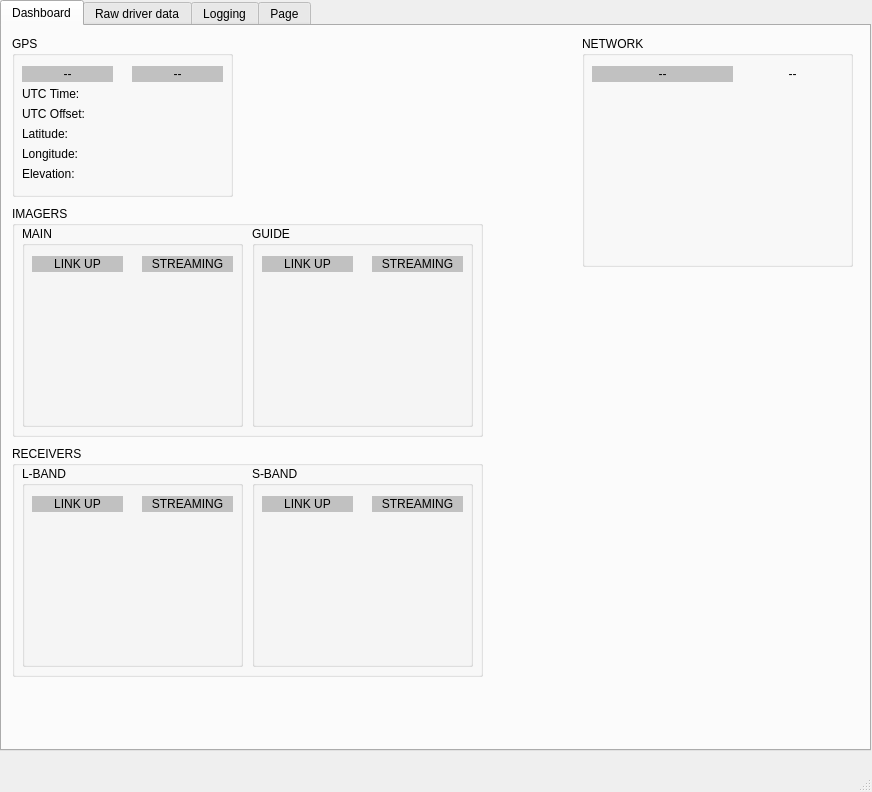
Above: source/indi-viewer.ui from TomMladenov/indi-viewer before the change. Below: the same form after it.
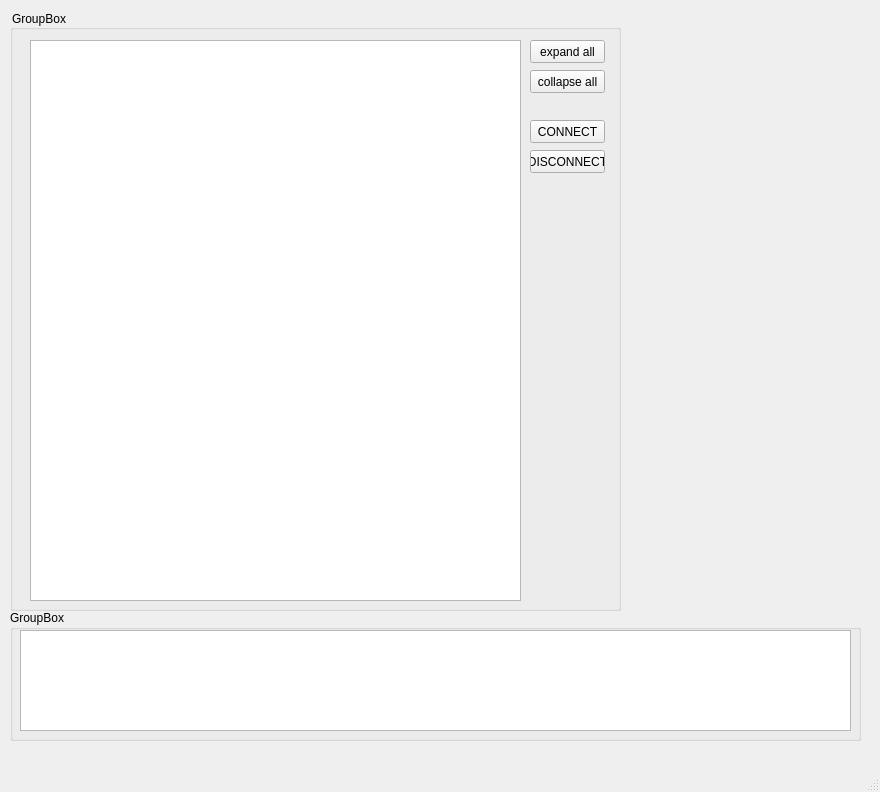
That is the form after the change.

Commit message: removed old widgets from the ui file

Diff of the .ui file:
```diff
--- a/source/indi-viewer.ui
+++ b/source/indi-viewer.ui
@@ -6,7 +6,7 @@
    <rect>
     <x>0</x>
     <y>0</y>
-    <width>872</width>
+    <width>880</width>
     <height>792</height>
    </rect>
   </property>
@@ -14,441 +14,54 @@
    <string>MainWindow</string>
   </property>
   <widget class="QWidget" name="centralwidget">
-   <widget class="QTabWidget" name="tabWidget">
-    <property name="geometry">
-     <rect>
-      <x>0</x>
-      <y>0</y>
-      <width>871</width>
-      <height>751</height>
-     </rect>
-    </property>
-    <property name="currentIndex">
-     <number>0</number>
-    </property>
-    <widget class="QWidget" name="tab_4">
-     <attribute name="title">
-      <string>Dashboard</string>
-     </attribute>
      <widget class="QGroupBox" name="groupBox">
       <property name="geometry">
        <rect>
         <x>10</x>
-        <y>10</y>
-        <width>221</width>
-        <height>161</height>
+      <y>610</y>
+      <width>851</width>
+      <height>131</height>
        </rect>
       </property>
       <property name="title">
-       <string>GPS</string>
-      </property>
-      <widget class="QLabel" name="LABEL_UTCTIME">
+     <string>GroupBox</string>
+    </property>
+    <widget class="QTextBrowser" name="LOGGING_MESSAGE">
        <property name="geometry">
         <rect>
          <x>10</x>
-         <y>50</y>
-         <width>201</width>
-         <height>16</height>
-        </rect>
-       </property>
-       <property name="text">
-        <string>UTC Time:</string>
-       </property>
-      </widget>
-      <widget class="QLabel" name="LABEL_LATITUDE">
-       <property name="geometry">
-        <rect>
-         <x>10</x>
-         <y>90</y>
-         <width>201</width>
-         <height>16</height>
-        </rect>
-       </property>
-       <property name="text">
-        <string>Latitude:</string>
-       </property>
-      </widget>
-      <widget class="QLabel" name="LABEL_LONGITUDE">
-       <property name="geometry">
-        <rect>
-         <x>10</x>
-         <y>110</y>
-         <width>201</width>
-         <height>16</height>
-        </rect>
-       </property>
-       <property name="text">
-        <string>Longitude:</string>
-       </property>
-      </widget>
-      <widget class="QLabel" name="LABEL_ELEVATION">
-       <property name="geometry">
-        <rect>
-         <x>10</x>
-         <y>130</y>
-         <width>201</width>
-         <height>16</height>
-        </rect>
-       </property>
-       <property name="text">
-        <string>Elevation:</string>
-       </property>
-      </widget>
-      <widget class="QLabel" name="LABEL_GPSCONNECTED">
-       <property name="geometry">
-        <rect>
-         <x>10</x>
-         <y>30</y>
-         <width>91</width>
-         <height>16</height>
-        </rect>
-       </property>
+       <y>20</y>
+       <width>831</width>
+       <height>101</height>
+      </rect>
+     </property>
        <property name="styleSheet">
-        <string notr="true">background-color: rgb(193, 193, 193);</string>
-       </property>
-       <property name="text">
-        <string>--</string>
-       </property>
-       <property name="alignment">
-        <set>Qt::AlignCenter</set>
-       </property>
-      </widget>
-      <widget class="QLabel" name="LABEL_GPSFIX">
-       <property name="geometry">
-        <rect>
-         <x>120</x>
-         <y>30</y>
-         <width>91</width>
-         <height>16</height>
-        </rect>
-       </property>
-       <property name="styleSheet">
-        <string notr="true">background-color: rgb(193, 193, 193);</string>
-       </property>
-       <property name="text">
-        <string>--</string>
-       </property>
-       <property name="alignment">
-        <set>Qt::AlignCenter</set>
-       </property>
-      </widget>
-      <widget class="QLabel" name="LABEL_UTCOFFSET">
-       <property name="geometry">
-        <rect>
-         <x>10</x>
-         <y>70</y>
-         <width>201</width>
-         <height>16</height>
-        </rect>
-       </property>
-       <property name="text">
-        <string>UTC Offset:</string>
+      <string notr="true"/>
        </property>
       </widget>
      </widget>
      <widget class="QGroupBox" name="groupBox_2">
       <property name="geometry">
        <rect>
-        <x>580</x>
+      <x>10</x>
         <y>10</y>
-        <width>271</width>
-        <height>231</height>
-       </rect>
-      </property>
-      <property name="title">
-       <string>NETWORK</string>
-      </property>
-      <widget class="QLabel" name="LABEL_SERVERSTATUS_2">
-       <property name="geometry">
-        <rect>
-         <x>80</x>
-         <y>120</y>
-         <width>131</width>
-         <height>21</height>
-        </rect>
-       </property>
-       <property name="text">
-        <string/>
-       </property>
-      </widget>
-      <widget class="QLabel" name="LABEL_SERVERSTATUS">
-       <property name="geometry">
-        <rect>
-         <x>10</x>
-         <y>30</y>
-         <width>141</width>
-         <height>16</height>
-        </rect>
-       </property>
+      <width>611</width>
+      <height>601</height>
+     </rect>
+    </property>
        <property name="styleSheet">
-        <string notr="true">background-color: rgb(193, 193, 193);</string>
-       </property>
-       <property name="text">
-        <string>--</string>
-       </property>
-       <property name="alignment">
-        <set>Qt::AlignCenter</set>
-       </property>
-      </widget>
-      <widget class="QLabel" name="LABEL_IPINFO">
-       <property name="geometry">
-        <rect>
-         <x>160</x>
-         <y>30</y>
-         <width>101</width>
-         <height>16</height>
-        </rect>
-       </property>
-       <property name="text">
-        <string>--</string>
-       </property>
-       <property name="alignment">
-        <set>Qt::AlignCenter</set>
-       </property>
-      </widget>
-     </widget>
-     <widget class="QGroupBox" name="groupBox_3">
-      <property name="geometry">
-       <rect>
-        <x>10</x>
-        <y>180</y>
-        <width>471</width>
-        <height>231</height>
-       </rect>
-      </property>
+     <string notr="true">color: rgb(0, 0, 0);</string>
+    </property>
       <property name="title">
-       <string>IMAGERS</string>
-      </property>
-      <widget class="QGroupBox" name="groupBox_4">
-       <property name="geometry">
-        <rect>
-         <x>10</x>
-         <y>20</y>
-         <width>221</width>
-         <height>201</height>
-        </rect>
-       </property>
-       <property name="title">
-        <string>MAIN</string>
-       </property>
-       <widget class="QLabel" name="LABEL_GPSCONNECTED_3">
-        <property name="geometry">
-         <rect>
-          <x>10</x>
-          <y>30</y>
-          <width>91</width>
-          <height>16</height>
-         </rect>
-        </property>
-        <property name="styleSheet">
-         <string notr="true">background-color: rgb(193, 193, 193);</string>
-        </property>
-        <property name="text">
-         <string>LINK UP</string>
-        </property>
-        <property name="alignment">
-         <set>Qt::AlignCenter</set>
-        </property>
-       </widget>
-       <widget class="QLabel" name="LABEL_GPSCONNECTED_5">
-        <property name="geometry">
-         <rect>
-          <x>120</x>
-          <y>30</y>
-          <width>91</width>
-          <height>16</height>
-         </rect>
-        </property>
-        <property name="styleSheet">
-         <string notr="true">background-color: rgb(193, 193, 193);</string>
-        </property>
-        <property name="text">
-         <string>STREAMING</string>
-        </property>
-        <property name="alignment">
-         <set>Qt::AlignCenter</set>
-        </property>
-       </widget>
-      </widget>
-      <widget class="QGroupBox" name="groupBox_5">
-       <property name="geometry">
-        <rect>
-         <x>240</x>
-         <y>20</y>
-         <width>221</width>
-         <height>201</height>
-        </rect>
-       </property>
-       <property name="title">
-        <string>GUIDE</string>
-       </property>
-       <widget class="QLabel" name="LABEL_GPSCONNECTED_4">
-        <property name="geometry">
-         <rect>
-          <x>10</x>
-          <y>30</y>
-          <width>91</width>
-          <height>16</height>
-         </rect>
-        </property>
-        <property name="styleSheet">
-         <string notr="true">background-color: rgb(193, 193, 193);</string>
-        </property>
-        <property name="text">
-         <string>LINK UP</string>
-        </property>
-        <property name="alignment">
-         <set>Qt::AlignCenter</set>
-        </property>
-       </widget>
-       <widget class="QLabel" name="LABEL_GPSCONNECTED_6">
-        <property name="geometry">
-         <rect>
-          <x>120</x>
-          <y>30</y>
-          <width>91</width>
-          <height>16</height>
-         </rect>
-        </property>
-        <property name="styleSheet">
-         <string notr="true">background-color: rgb(193, 193, 193);</string>
-        </property>
-        <property name="text">
-         <string>STREAMING</string>
-        </property>
-        <property name="alignment">
-         <set>Qt::AlignCenter</set>
-        </property>
-       </widget>
-      </widget>
-     </widget>
-     <widget class="QGroupBox" name="groupBox_6">
-      <property name="geometry">
-       <rect>
-        <x>10</x>
-        <y>420</y>
-        <width>471</width>
-        <height>231</height>
-       </rect>
-      </property>
-      <property name="title">
-       <string>RECEIVERS</string>
-      </property>
-      <widget class="QGroupBox" name="groupBox_7">
-       <property name="geometry">
-        <rect>
-         <x>10</x>
-         <y>20</y>
-         <width>221</width>
-         <height>201</height>
-        </rect>
-       </property>
-       <property name="title">
-        <string>L-BAND</string>
-       </property>
-       <widget class="QLabel" name="LABEL_GPSCONNECTED_7">
-        <property name="geometry">
-         <rect>
-          <x>10</x>
-          <y>30</y>
-          <width>91</width>
-          <height>16</height>
-         </rect>
-        </property>
-        <property name="styleSheet">
-         <string notr="true">background-color: rgb(193, 193, 193);</string>
-        </property>
-        <property name="text">
-         <string>LINK UP</string>
-        </property>
-        <property name="alignment">
-         <set>Qt::AlignCenter</set>
-        </property>
-       </widget>
-       <widget class="QLabel" name="LABEL_GPSCONNECTED_8">
-        <property name="geometry">
-         <rect>
-          <x>120</x>
-          <y>30</y>
-          <width>91</width>
-          <height>16</height>
-         </rect>
-        </property>
-        <property name="styleSheet">
-         <string notr="true">background-color: rgb(193, 193, 193);</string>
-        </property>
-        <property name="text">
-         <string>STREAMING</string>
-        </property>
-        <property name="alignment">
-         <set>Qt::AlignCenter</set>
-        </property>
-       </widget>
-      </widget>
-      <widget class="QGroupBox" name="groupBox_8">
-       <property name="geometry">
-        <rect>
-         <x>240</x>
-         <y>20</y>
-         <width>221</width>
-         <height>201</height>
-        </rect>
-       </property>
-       <property name="title">
-        <string>S-BAND</string>
-       </property>
-       <widget class="QLabel" name="LABEL_GPSCONNECTED_9">
-        <property name="geometry">
-         <rect>
-          <x>10</x>
-          <y>30</y>
-          <width>91</width>
-          <height>16</height>
-         </rect>
-        </property>
-        <property name="styleSheet">
-         <string notr="true">background-color: rgb(193, 193, 193);</string>
-        </property>
-        <property name="text">
-         <string>LINK UP</string>
-        </property>
-        <property name="alignment">
-         <set>Qt::AlignCenter</set>
-        </property>
-       </widget>
-       <widget class="QLabel" name="LABEL_GPSCONNECTED_10">
-        <property name="geometry">
-         <rect>
-          <x>120</x>
-          <y>30</y>
-          <width>91</width>
-          <height>16</height>
-         </rect>
-        </property>
-        <property name="styleSheet">
-         <string notr="true">background-color: rgb(193, 193, 193);</string>
-        </property>
-        <property name="text">
-         <string>STREAMING</string>
-        </property>
-        <property name="alignment">
-         <set>Qt::AlignCenter</set>
-        </property>
-       </widget>
-      </widget>
-     </widget>
-    </widget>
-    <widget class="QWidget" name="tab">
-     <attribute name="title">
-      <string>Raw driver data</string>
-     </attribute>
+     <string>GroupBox</string>
+    </property>
      <widget class="QTreeView" name="treeview">
       <property name="geometry">
        <rect>
-        <x>10</x>
-        <y>10</y>
+       <x>20</x>
+       <y>30</y>
         <width>491</width>
-        <height>501</height>
+       <height>561</height>
        </rect>
       </property>
       <property name="styleSheet">
@@ -458,8 +71,8 @@
      <widget class="QPushButton" name="BUTTON_EXPANDALL">
       <property name="geometry">
        <rect>
-        <x>660</x>
-        <y>480</y>
+       <x>520</x>
+       <y>30</y>
         <width>75</width>
         <height>23</height>
        </rect>
@@ -468,37 +81,24 @@
        <string>expand all</string>
       </property>
      </widget>
-     <widget class="QPushButton" name="BUTTON_ENABLESIM">
+    <widget class="QPushButton" name="BUTTON_COLLAPSEALL">
       <property name="geometry">
        <rect>
-        <x>660</x>
-        <y>440</y>
+       <x>520</x>
+       <y>60</y>
         <width>75</width>
         <height>23</height>
        </rect>
       </property>
       <property name="text">
-       <string>enable sim</string>
-      </property>
-     </widget>
-     <widget class="QPushButton" name="BUTTON_DISABLESIM">
-      <property name="geometry">
-       <rect>
-        <x>770</x>
-        <y>440</y>
-        <width>75</width>
-        <height>23</height>
-       </rect>
-      </property>
-      <property name="text">
-       <string>disable sim</string>
+      <string>collapse all</string>
       </property>
      </widget>
      <widget class="QPushButton" name="BUTTON_DISCONNECT">
       <property name="geometry">
        <rect>
-        <x>770</x>
-        <y>400</y>
+       <x>520</x>
+       <y>140</y>
         <width>75</width>
         <height>23</height>
        </rect>
@@ -510,8 +110,8 @@
      <widget class="QPushButton" name="BUTTON_CONNECT">
       <property name="geometry">
        <rect>
-        <x>660</x>
-        <y>400</y>
+       <x>520</x>
+       <y>110</y>
         <width>75</width>
         <height>23</height>
        </rect>
@@ -520,43 +120,6 @@
        <string>CONNECT</string>
       </property>
      </widget>
-     <widget class="QPushButton" name="BUTTON_COLLAPSEALL">
-      <property name="geometry">
-       <rect>
-        <x>770</x>
-        <y>480</y>
-        <width>75</width>
-        <height>23</height>
-       </rect>
-      </property>
-      <property name="text">
-       <string>collapse all</string>
-      </property>
-     </widget>
-     <widget class="QTextBrowser" name="LOGGING_MESSAGE">
-      <property name="geometry">
-       <rect>
-        <x>10</x>
-        <y>520</y>
-        <width>791</width>
-        <height>101</height>
-       </rect>
-      </property>
-      <property name="styleSheet">
-       <string notr="true"/>
-      </property>
-     </widget>
-    </widget>
-    <widget class="QWidget" name="tab_2">
-     <attribute name="title">
-      <string>Logging</string>
-     </attribute>
-    </widget>
-    <widget class="QWidget" name="tab_3">
-     <attribute name="title">
-      <string>Page</string>
-     </attribute>
-    </widget>
    </widget>
   </widget>
   <widget class="QMenuBar" name="menubar">
@@ -564,8 +127,8 @@
     <rect>
      <x>0</x>
      <y>0</y>
-     <width>872</width>
-     <height>21</height>
+     <width>880</width>
+     <height>22</height>
     </rect>
    </property>
   </widget>
```
Lines whose indentation alone changed are shown as unchanged.
